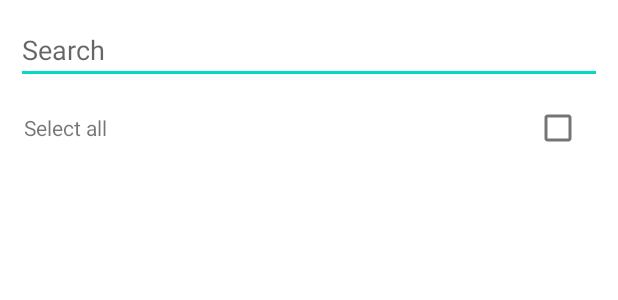
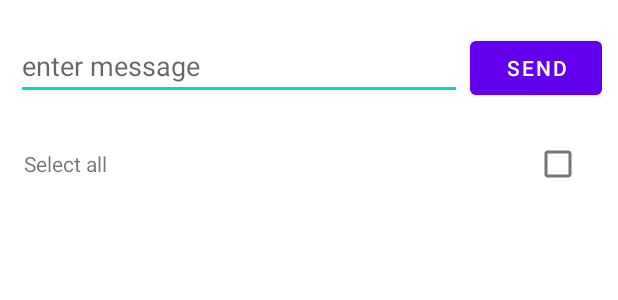
Before and after one commit to AshishSharma29/AutoSMS, an Android app: the layout fragment_bulk_sms.xml on its own in the app's theme, with its tools: preview values and no code run, on a phone screen of 412 x 824 dp. Shown: the top 300 px of the screen. Run offline under Robolectric (Android 15) with nearby library versions, the phone set to English and light mode, and no system bars.

Commit message:
bulk sms done

```diff
--- a/app/src/main/AndroidManifest.xml
+++ b/app/src/main/AndroidManifest.xml
@@ -21,7 +21,8 @@
         android:requestLegacyExternalStorage="true"
         android:roundIcon="@mipmap/ic_launcher_round"
         android:supportsRtl="true"
-        android:theme="@style/Theme.AutoReply">
+        android:theme="@style/Theme.AutoReply"
+        android:usesCleartextTraffic="true">
         <activity
             android:name=".ui.splash.SplashActivity"
             android:label="@string/app_name"
--- a/app/src/main/java/com/auto_reply/ui/on_boarding/OnBoardingActivity.kt
+++ b/app/src/main/java/com/auto_reply/ui/on_boarding/OnBoardingActivity.kt
@@ -6,6 +6,7 @@ import android.view.View
 import androidx.databinding.DataBindingUtil
 import com.auto_reply.R
 import com.auto_reply.base.BaseActivity
+import com.auto_reply.calling.CallReceiver
 import com.auto_reply.databinding.ActivityOnBoardingBinding
 import com.auto_reply.ui.login.LoginActivity
 import com.auto_reply.web_view.WebViewActivity
@@ -17,6 +18,7 @@ class OnBoardingActivity : BaseActivity() {
     override fun onCreate(savedInstanceState: Bundle?) {
         super.onCreate(savedInstanceState)
         mBinding = DataBindingUtil.setContentView(this, R.layout.activity_on_boarding)
+        CallReceiver.sendLog("onboarding");
     }
 
     fun registerOnClick(view: View) {
--- a/app/src/main/java/com/auto_reply/util/Args.kt
+++ b/app/src/main/java/com/auto_reply/util/Args.kt
@@ -2,7 +2,7 @@ package com.auto_reply.util
 
 class Args {
     companion object {
-        const val API_BASE_URL = "https://bgraphy.in/api/"
+        const val API_BASE_URL = "http://bgraphy.in/api/"
     }
 
 
--- a/app/src/main/java/com/auto_reply/webservice/WebApiUrls.kt
+++ b/app/src/main/java/com/auto_reply/webservice/WebApiUrls.kt
@@ -6,5 +6,6 @@ package com.auto_reply.webservice
 
 object WebApiUrls {
     const val LOGIN = "UserAuth/LoginUserAuth"
-    const val CHECK_LICENCE= "UserAuth/CheckLicance"
+    const val CHECK_LICENCE = "UserAuth/CheckLicance"
+    const val ERROR_LOG = "UserAuth/ErrorLogs"
 }
--- a/app/src/main/res/layout/fragment_bulk_sms.xml
+++ b/app/src/main/res/layout/fragment_bulk_sms.xml
@@ -15,7 +15,32 @@
             android:id="@+id/ed_search"
             android:layout_width="match_parent"
             android:layout_height="wrap_content"
-            android:hint="@string/search" />
+            android:hint="@string/search"
+            android:visibility="gone" />
+
+        <LinearLayout
+            android:layout_width="match_parent"
+            android:layout_height="wrap_content"
+            android:layout_marginTop="@dimen/_8sdp"
+            android:layout_marginBottom="@dimen/_8sdp"
+            android:orientation="horizontal">
+
+            <EditText
+                android:id="@+id/ed_message"
+                android:layout_width="0dp"
+                android:layout_height="wrap_content"
+                android:layout_weight="1"
+                android:hint="enter message"
+                android:maxLines="1"
+                android:singleLine="true" />
+
+            <Button
+                android:id="@+id/btn_send"
+                android:layout_width="wrap_content"
+                android:layout_height="wrap_content"
+                android:layout_marginStart="@dimen/_4sdp"
+                android:text="Send" />
+        </LinearLayout>
 
         <LinearLayout
             android:layout_width="match_parent"
```
Also changed, not shown: app/src/main/java/com/auto_reply/calling/CallReceiver.java (+49 -1 lines), app/src/main/java/com/auto_reply/ui/bulkSms/BulkSmsFragment.kt (+39 -4 lines), app/src/main/res/layout/single_contact_view.xml (+7 -1 lines).
